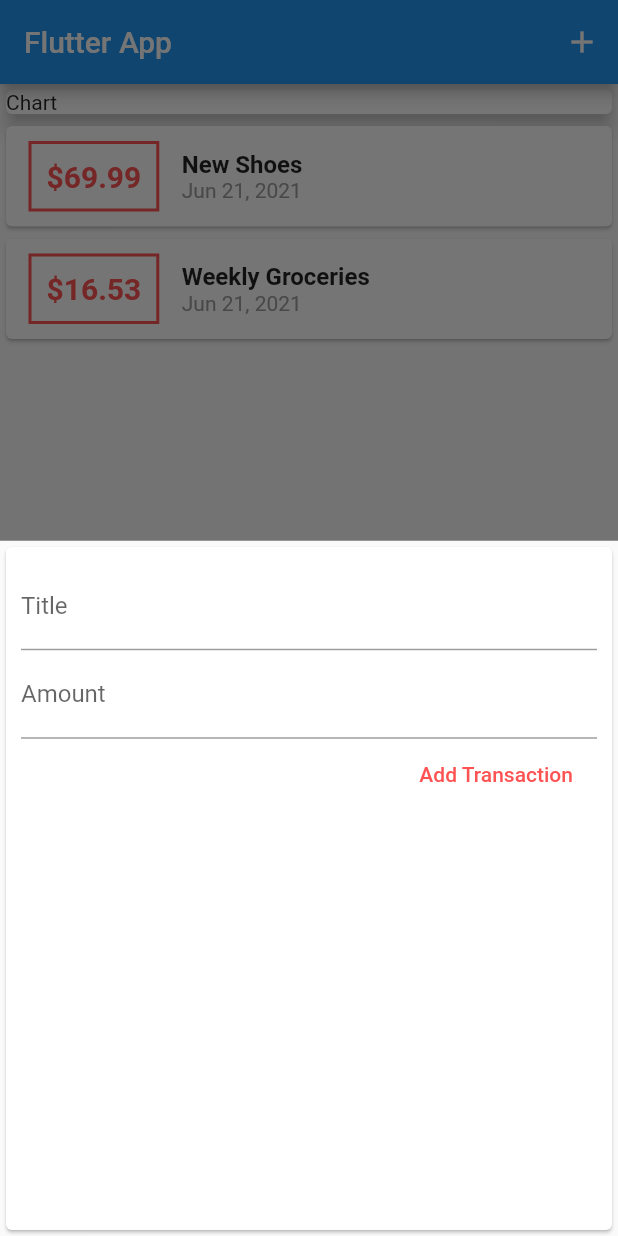
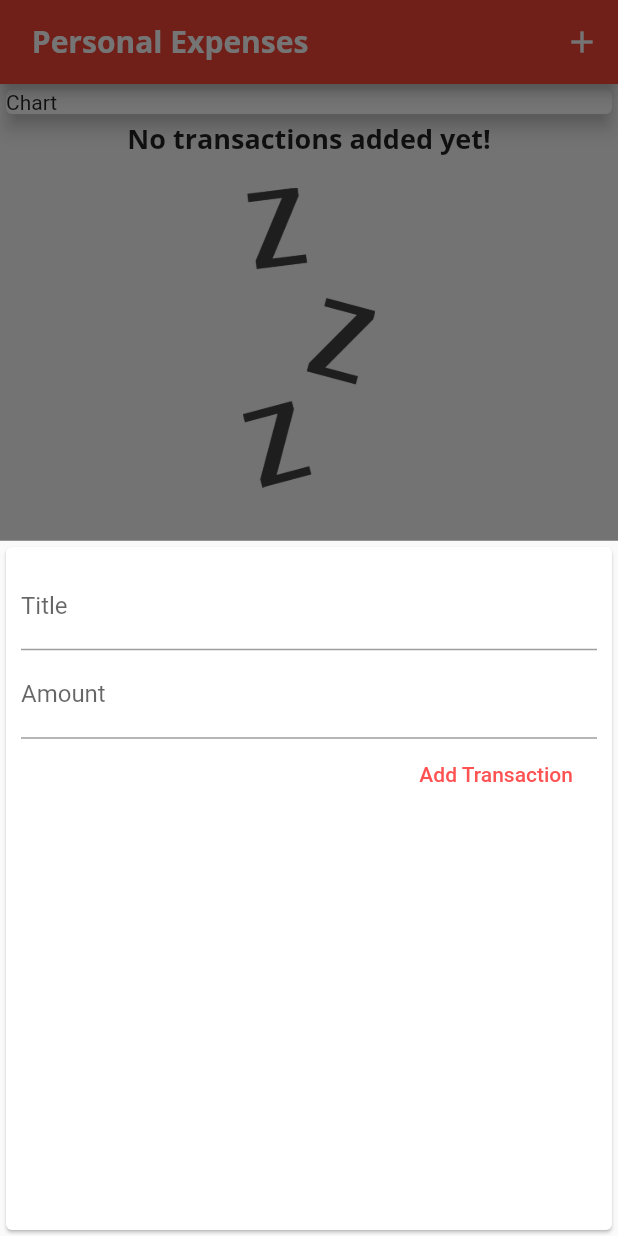
Before and after one commit to RahulRimal/personal_expenses_recorder, a Flutter app: the screen it shows after launch, after a tap on the "add" icon, on a phone screen of 412 x 824 dp. Run offline on Flutter 3.47's test engine with Material 2 defaults, Android fonts, the phone set to English and light mode, and no system bars.

Commit message:
Expenses list completed starting on weekly chart

```diff
--- a/lib/main.dart
+++ b/lib/main.dart
@@ -10,7 +10,24 @@ class MyApp extends StatelessWidget {
   @override
   Widget build(BuildContext context) {
     return MaterialApp(
-      title: 'Flutter App',
+      title: ' Personal Expenses',
+      theme: ThemeData(
+          primarySwatch: Colors.red,
+          accentColor: Colors.redAccent,
+          fontFamily: 'Quicksand',
+          textTheme: ThemeData.light().textTheme.copyWith(
+                title: TextStyle(
+                    fontFamily: 'OpenSans',
+                    fontWeight: FontWeight.bold,
+                    fontSize: 18),
+              ),
+          appBarTheme: AppBarTheme(
+            textTheme: ThemeData.light().textTheme.copyWith(
+                title: TextStyle(
+                    fontFamily: 'OpenSans',
+                    fontSize: 20,
+                    fontWeight: FontWeight.bold)),
+          )),
       home: MyHomePage(),
     );
   }
@@ -25,13 +42,13 @@ class MyHomePage extends StatefulWidget {
 
 class _MyHomePageState extends State<MyHomePage> {
   final List<Transaction> _userTransaction = [
-    Transaction(
-        id: 't1', title: 'New Shoes', amount: 69.99, date: DateTime.now()),
-    Transaction(
-        id: 't2',
-        title: 'Weekly Groceries',
-        amount: 16.53,
-        date: DateTime.now()),
+    // Transaction(
+    //     id: 't1', title: 'New Shoes', amount: 69.99, date: DateTime.now()),
+    // Transaction(
+    //     id: 't2',
+    //     title: 'Weekly Groceries',
+    //     amount: 16.53,
+    //     date: DateTime.now()),
   ];
 
   void _addNewTransaction(String txTitle, double txAmount) {
@@ -67,7 +84,7 @@ class _MyHomePageState extends State<MyHomePage> {
               onPressed: () => _startAddNewTransaction(context),
               icon: Icon(Icons.add))
         ],
-        title: Text('Flutter App'),
+        title: Text(' Personal Expenses'),
       ),
       body: SingleChildScrollView(
         child: Column(
--- /dev/null
+++ b/lib/widgets/chart.dart
@@ -0,0 +1,14 @@
+import 'package:flutter/material.dart';
+
+class Chart extends StatelessWidget {
+  const Chart({Key? key}) : super(key: key);
+
+  @override
+  Widget build(BuildContext context) {
+    return Card(
+      elevation: 6,
+      margin: EdgeInsets.all(20),
+      child: ,
+    );
+  }
+}
--- a/lib/widgets/new_transaction.dart
+++ b/lib/widgets/new_transaction.dart
@@ -1,18 +1,27 @@
 import 'package:flutter/material.dart';
 
-class NewTransaction extends StatelessWidget {
+class NewTransaction extends StatefulWidget {
   final Function addTx;
 
   NewTransaction(this.addTx);
 
+  @override
+  _NewTransactionState createState() => _NewTransactionState();
+}
+
+class _NewTransactionState extends State<NewTransaction> {
   final titleController = TextEditingController();
+
   final amountController = TextEditingController();
 
   void submitData() {
     String enteredTitle = titleController.text;
     double enteredAmount = double.parse(amountController.text);
     if (enteredTitle.isEmpty || enteredAmount <= 0) return;
-    addTx(enteredTitle, enteredAmount);
+
+    widget.addTx(enteredTitle, enteredAmount);
+
+    Navigator.of(context).pop();
   }
 
   @override
--- a/lib/widgets/transaction_list.dart
+++ b/lib/widgets/transaction_list.dart
@@ -11,13 +11,33 @@ class TransactionList extends StatelessWidget {
   Widget build(BuildContext context) {
     return Container(
       height: 300,
-      child: ListView.builder(
+      child: transactions.isEmpty
+          ? Column(
+              children: [
+                Text(
+                  'No transactions added yet!',
+                  style: Theme.of(context).textTheme.title,
+                ),
+                SizedBox(
+                  height: 20,
+                ),
+                Container(
+                  height: 200,
+                  child: Image.asset(
+                    'assets/images/waiting.png',
+                    fit: BoxFit.cover,
+                  ),
+                ),
+              ],
+            )
+          : ListView.builder(
               itemBuilder: (ctx, index) {
                 return Card(
                   child: Row(
                     children: [
                       Container(
-                  margin: EdgeInsets.symmetric(vertical: 10, horizontal: 15),
+                        margin:
+                            EdgeInsets.symmetric(vertical: 10, horizontal: 15),
                         decoration: BoxDecoration(
                           border: Border.all(color: Colors.redAccent, width: 2),
                         ),
@@ -27,7 +47,7 @@ class TransactionList extends StatelessWidget {
                           style: TextStyle(
                             fontWeight: FontWeight.bold,
                             fontSize: 20,
-                      color: Colors.redAccent,
+                            color: Theme.of(context).accentColor,
                           ),
                         ),
                       ),
@@ -36,8 +56,7 @@ class TransactionList extends StatelessWidget {
                         children: [
                           Text(
                             transactions[index].title,
-                      style:
-                          TextStyle(fontSize: 16, fontWeight: FontWeight.bold),
+                            style: Theme.of(context).textTheme.title,
                           ),
                           Text(
                             DateFormat.yMMMd().format(transactions[index].date),
```
Also changed, not shown: pubspec.yaml (+15 -9 lines), assets/fonts/OpenSans-Bold.ttf (added), assets/fonts/OpenSans-Regular.ttf (added), assets/fonts/Quicksand-Bold.ttf (added), assets/fonts/Quicksand-Light.ttf (added), assets/fonts/Quicksand-Medium.ttf (added), assets/fonts/Quicksand-Regular.ttf (added), assets/images/waiting.png (added). Lines whose indentation alone changed are shown as unchanged.
